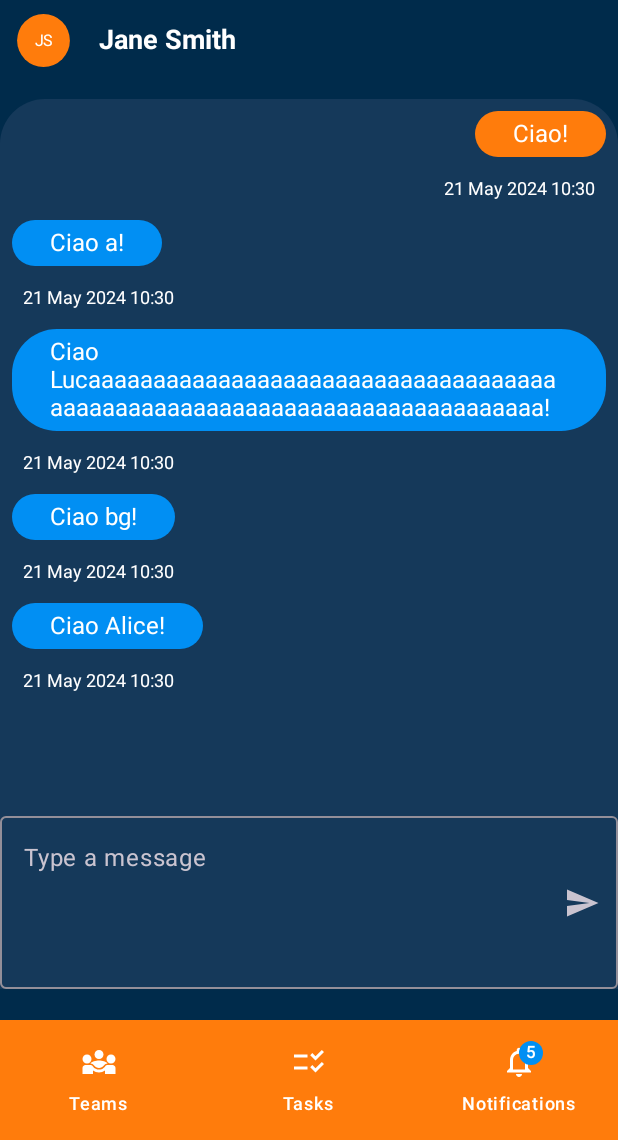
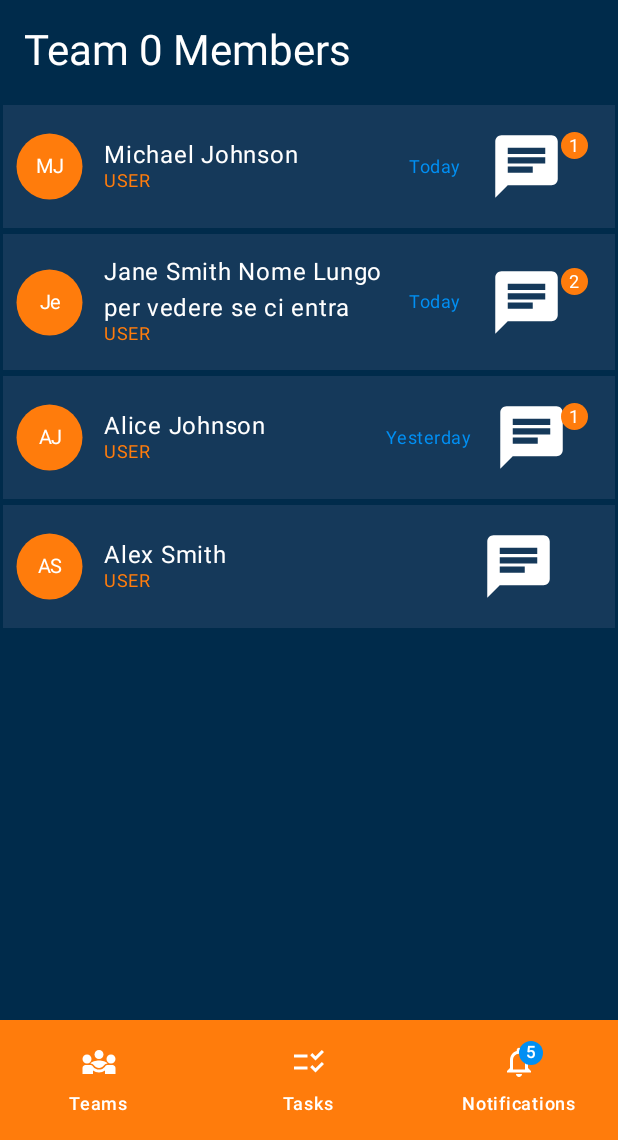
Before and after one commit to GaetanoRoberto/Uniteam-MobileApp, an Android app built with Jetpack Compose: the screen it shows after launch (MainActivity), on a phone screen of 412 x 824 dp, the part 96-1236 px from its top. Run offline under Robolectric (Android 15) with nearby library versions, the phone set to English and light mode, and no system bars.

Commit message:
Changes and ChatListScreen

```diff
--- a/app/src/main/java/it/polito/uniteam/MainActivity.kt
+++ b/app/src/main/java/it/polito/uniteam/MainActivity.kt
@@ -78,6 +78,7 @@ import androidx.navigation.compose.rememberNavController
 import it.polito.uniteam.gui.calendar.Calendar
 import it.polito.uniteam.gui.calendar.CalendarAppContainer
 import it.polito.uniteam.gui.chat.ChatScreen
+import it.polito.uniteam.gui.chatlist.ChatListScreen
 //import it.polito.uniteam.gui.chat.ChatScreen
 import it.polito.uniteam.gui.notifications.Notifications
 import it.polito.uniteam.gui.showtaskdetails.EditTaskView
@@ -219,7 +220,7 @@ class MainActivity : ComponentActivity() {
                                             // In your main activity or main screen composable
                                             NavHost(
                                                 navController = navController,
-                                                startDestination = "Chat"
+                                                startDestination = "ChatList"
                                             ) {
                                                 // Define destinations for your screens
                                                 composable("Teams") {
@@ -252,6 +253,13 @@ class MainActivity : ComponentActivity() {
                                                 }
                                                 composable("Chat") {
                                                     ChatScreen(
+                                                        vm = viewModel(
+                                                            factory = Factory(LocalContext.current)
+                                                        )
+                                                    )
+                                                }
+                                                composable("ChatList") {
+                                                    ChatListScreen(
                                                         vm = viewModel(
                                                             factory = Factory(LocalContext.current)
                                                         )
--- a/app/src/main/java/it/polito/uniteam/UniTeamApplication.kt
+++ b/app/src/main/java/it/polito/uniteam/UniTeamApplication.kt
@@ -7,6 +7,7 @@ import androidx.lifecycle.ViewModelProvider
 import it.polito.uniteam.UniTeamModel
 import it.polito.uniteam.gui.calendar.Calendar
 import it.polito.uniteam.gui.chat.ChatViewModel
+import it.polito.uniteam.gui.chatlist.ChatListViewModel
 import it.polito.uniteam.gui.notifications.NotificationsViewModel
 //import it.polito.uniteam.gui.chat.ChatViewModel
 import it.polito.uniteam.gui.showtaskdetails.taskDetails
@@ -23,7 +24,8 @@ class Factory(context: Context): ViewModelProvider.Factory {
         TaskList::class.java,
         UserProfileScreen::class.java,
         NotificationsViewModel::class.java,
-        ChatViewModel::class.java
+        ChatViewModel::class.java,
+        ChatListViewModel::class.java
     )
     override fun <T : ViewModel> create(modelClass: Class<T>): T {
         for (viewModelClass in viewModelClasses) {
--- a/app/src/main/java/it/polito/uniteam/classes/DummyData.kt
+++ b/app/src/main/java/it/polito/uniteam/classes/DummyData.kt
@@ -7,25 +7,17 @@ import java.time.LocalDate
 import java.time.temporal.TemporalAdjusters
 
 object DummyDataProvider {
-    private var tempId: Int = 0
-    private fun getId(): Int {
-        return ++tempId
-    }
+    private var memberId: Int = 0
+    private var taskId: Int = 0
     private var teamId: Int = 0
-
-    /*
-        val directChat = Chat(
-            id = 123456,
-            sender = UniTeamModel().loggedMember!!,
-            receiver = UniTeamModel().getMemberById(2).first,
-            messages = listOf(
-                Message(1,1, "Ciao!"),
-                Message(2,2, "Ciao Alice!")
-            )
-        )*/
+    private var chatId: Int = 0
+    private var historyId: Int = 0
+    private var messageId: Int = 0
+    private var fileId: Int = 0
+    private var commentId: Int = 0
 
     val member1 = Member().apply {
-        id = getId()
+        id = ++memberId
         fullName = "John Doe"
         username = "johndoe"
         email = "john@example.com"
@@ -43,8 +35,8 @@ object DummyDataProvider {
     }
 
     val member2 = Member().apply {
-        id = getId()
-        fullName = "Jane Smith"
+        id = ++memberId
+        fullName = "Jane Smith Nome Lungo per vedere se ci entra"
         username = "janesmith"
         email = "jane@example.com"
         location = "San Francisco"
@@ -61,7 +53,7 @@ object DummyDataProvider {
     }
 
     val member3 = Member().apply {
-        id = getId()
+        id = ++memberId
         fullName = "Alice Johnson"
         username = "alicejohnson"
         email = "alice@example.com"
@@ -79,7 +71,7 @@ object DummyDataProvider {
     }
 
     val member4 = Member().apply {
-        id = getId()
+        id = ++memberId
         fullName = "Michael Johnson"
         username = "michaelj"
         email = "michael@example.com"
@@ -97,7 +89,7 @@ object DummyDataProvider {
     }
 
     val member5 = Member().apply {
-        id = getId()
+        id = ++memberId
         fullName = "Emily Brown"
         username = "emilyb"
         email = "emily@example.com"
@@ -115,7 +107,7 @@ object DummyDataProvider {
     }
 
     val member6 = Member().apply {
-        id = getId()
+        id = ++memberId
         fullName = "Alex Smith"
         username = "alexsmith"
         email = "alex@example.com"
@@ -135,23 +127,11 @@ object DummyDataProvider {
     fun getMembers(): List<Member> {
         return listOf(member1, member2, member3, member4, member5, member6)
     }
-/*
-    private fun getChat(member1: Member, member2: Member): Chat {
-        val chat = Chat()
-        chat.id = getId()
-        chat.sender = member1
-        chat.receiver = member2
-        val m = Message()
-        m.id = getId()
-        m.message = member1.hashCode().toString() + member2.hashCode().toString()
-        chat.messages = listOf(m)
-        return chat
-    }
-*/
+
     private fun getTasks(member1: Member, member2: Member, member3: Member): List<Task> {
         return listOf(
             Task().apply {
-                id = getId()
+                id = ++taskId
                 name = "Task1"
                 description = "Description1"
                 category = Category.MEETING
@@ -166,7 +146,7 @@ object DummyDataProvider {
                 schedules = hashMapOf(getDate(DayOfWeek.TUESDAY) to Pair(5, 0))
             },
             Task().apply {
-                id = getId()
+                id = ++taskId
                 name = "Task2"
                 description = "Description2"
                 category = Category.PROGRAMMING
@@ -181,7 +161,7 @@ object DummyDataProvider {
                 schedules = hashMapOf(getDate(DayOfWeek.WEDNESDAY) to Pair(4, 0))
             },
             Task().apply {
-                id = getId()
+                id =++taskId
                 name = "Task3"
                 description = "Description3"
                 category = Category.DESIGN
@@ -201,14 +181,14 @@ object DummyDataProvider {
     private fun getComments(member1: Member, member2: Member): List<Comment> {
         return listOf(
             Comment(
-                id = getId() ,
+                id =++commentId,
                 user = member1,
                 commentValue = "Great job!",
                 date = LocalDate.now().toString(),
                 hour = "10:00 AM"
             ),
             Comment(
-                id = getId() ,
+                id = ++commentId,
                 user = member2,
                 commentValue = "Thanks!",
                 date = LocalDate.now().toString(),
@@ -221,13 +201,13 @@ object DummyDataProvider {
         if (isTeamHistory) {
             return listOf(
                 History(
-                    id = getId(),
+                    id = ++historyId,
                     comment = "Task created successfully",
                     date = LocalDate.now().toString(),
                     user = member
                 ),
                 History(
-                    id = getId(),
+                    id =  ++historyId,
                     comment = "${member5.username} joined the team",
                     date = LocalDate.now().toString(),
                     user = member
@@ -236,13 +216,13 @@ object DummyDataProvider {
         } else {
             return listOf(
                 History(
-                    id = getId(),
+                    id =  ++historyId,
                     comment = "Task completed successfully",
                     date = LocalDate.now().toString(),
                     user = member
                 ),
                 History(
-                    id = getId(),
+                    id = ++historyId,
                     comment = "Task assigned to team member",
                     date = LocalDate.now().toString(),
                     user = member
@@ -254,14 +234,14 @@ object DummyDataProvider {
     private fun getFiles(member: Member): List<File> {
         return listOf(
             File(
-                id = getId(),
+                id =++fileId,
                 user = member,
                 filename = "Report.pdf",
                 date = LocalDate.now().toString(),
                 uri = Uri.EMPTY
             ),
             File(
-                id = getId(),
+                id = ++fileId,
                 user = member,
                 filename = "Presentation.pptx",
                 date = LocalDate.now().toString(),
@@ -287,7 +267,7 @@ object DummyDataProvider {
                 description = "Description for Team $i",
                 image = Uri.EMPTY,
                 creationDate = LocalDate.now(),
-                members = members.shuffled().take(3).toMutableList(),
+                members = members.shuffled().take(5).toMutableList(),
                 tasks = tasks.toMutableList(),
                 teamHistory = getHistory(members[i],isTeamHistory = true),
                 chat = null
@@ -296,14 +276,14 @@ object DummyDataProvider {
         }
         return teams
     }
+
     private fun getDate(day: DayOfWeek): LocalDate {
         return LocalDate.now().with(TemporalAdjusters.nextOrSame(day))
     }
-
     fun getTasksToAssign(): List<Task> {
         return listOf(
             Task().apply {
-                id = getId()
+                id = 1
                 name = "Task1"
                 description = "Description1"
                 category = Category.MEETING
@@ -318,7 +298,7 @@ object DummyDataProvider {
                 schedules = hashMapOf(getDate(DayOfWeek.TUESDAY) to Pair(5,0))
             },
             Task().apply {
-                id = getId()
+                id = 2
                 name = "Task2"
                 description = "Description2"
                 category = Category.PROGRAMMING
@@ -333,7 +313,7 @@ object DummyDataProvider {
                 schedules = hashMapOf(getDate(DayOfWeek.WEDNESDAY) to Pair(4,0))
             },
             Task().apply {
-                id = getId()
+                id = 3
                 name = "Task3"
                 description = "Description3"
                 category = Category.DESIGN
@@ -348,7 +328,7 @@ object DummyDataProvider {
                 schedules = hashMapOf(getDate(DayOfWeek.FRIDAY) to Pair(3,0))
             },
             Task().apply {
-                id = getId()
+                id = 4
                 name = "Task4"
                 description = "Description1"
                 category = Category.MEETING
@@ -362,7 +342,7 @@ object DummyDataProvider {
                 members = listOf(member1, member2)
             },
             Task().apply {
-                id = getId()
+                id = 5
                 name = "Task5"
                 description = "Description2"
                 category = Category.PROGRAMMING
@@ -376,7 +356,7 @@ object DummyDataProvider {
                 members = listOf(member3, member4)
             },
             Task().apply {
-                id = getId()
+                id = 6
                 name = "Task6"
                 description = "Description3"
                 category = Category.DESIGN
@@ -395,7 +375,7 @@ object DummyDataProvider {
     fun getScheduledTasks(): List<Task> {
         return listOf(
             Task().apply {
-                id = getId()
+                id =1
                 name = "Task1"
                 description = "Description1"
                 category = Category.MEETING
@@ -410,7 +390,7 @@ object DummyDataProvider {
                 schedules = hashMapOf(getDate(DayOfWeek.TUESDAY) to Pair(5,0))
             },
             Task().apply {
-                id = getId()
+                id = 2
                 name = "Task2"
                 description = "Description2"
                 category = Category.PROGRAMMING
@@ -425,7 +405,7 @@ object DummyDataProvider {
                 schedules = hashMapOf(getDate(DayOfWeek.WEDNESDAY) to Pair(4,0))
             },
             Task().apply {
-                id = getId()
+                id =3
                 name = "Task3"
                 description = "Description3"
                 category = Category.DESIGN
--- /dev/null
+++ b/app/src/main/java/it/polito/uniteam/gui/chatlist/ChatList.kt
@@ -0,0 +1,178 @@
+package it.polito.uniteam.gui.chatlist
+
+import androidx.compose.foundation.layout.Column
+import androidx.compose.foundation.layout.fillMaxSize
+import androidx.compose.ui.platform.LocalContext
+import androidx.lifecycle.viewmodel.compose.viewModel
+import it.polito.uniteam.Factory
+import it.polito.uniteam.gui.chat.ChatViewModel
+
+import android.annotation.SuppressLint
+import androidx.compose.foundation.background
+import androidx.compose.foundation.border
+import androidx.compose.foundation.clickable
+import androidx.compose.foundation.interaction.MutableInteractionSource
+import androidx.compose.foundation.layout.*
+import androidx.compose.foundation.lazy.LazyColumn
+import androidx.compose.foundation.lazy.LazyRow
+import androidx.compose.foundation.lazy.items
+import androidx.compose.foundation.shape.CircleShape
+import androidx.compose.foundation.shape.RoundedCornerShape
+import androidx.compose.material.TopAppBar
+import androidx.compose.material.icons.Icons
+import androidx.compose.material.icons.filled.Add
+import androidx.compose.material.icons.filled.Chat
+import androidx.compose.material.icons.filled.ChatBubble
+import androidx.compose.material.icons.filled.Done
+import androidx.compose.material3.Divider
+import androidx.compose.material3.FilterChipDefaults
+import androidx.compose.material3.Icon
+import androidx.compose.material3.IconButton
+import androidx.compose.material3.MaterialTheme
+import androidx.compose.material3.Text
+import androidx.compose.runtime.Composable
+import androidx.compose.ui.Alignment
+import androidx.compose.ui.Alignment.Companion.CenterHorizontally
+import androidx.compose.ui.Alignment.Companion.TopCenter
+import androidx.compose.ui.Modifier
+import androidx.compose.ui.composed
+import androidx.compose.ui.draw.scale
+import androidx.compose.ui.graphics.Color
+import androidx.compose.ui.platform.LocalConfiguration
+import androidx.compose.ui.text.style.TextAlign
+
+import androidx.compose.ui.unit.dp
+import androidx.compose.ui.unit.sp
+import androidx.media3.extractor.MpegAudioUtil.Header
+
+import it.polito.uniteam.classes.Member
+import it.polito.uniteam.classes.MemberIcon
+import it.polito.uniteam.classes.messageStatus
+import java.time.LocalDate
+import java.time.LocalDateTime
+import java.time.format.DateTimeFormatter
+import java.time.temporal.ChronoUnit
+
+@Composable
+fun ChatListScreen( vm : ChatListViewModel = viewModel(factory = Factory(LocalContext.current))) {
+    Column(modifier = Modifier.fillMaxSize()) {
+        ListHeader(vm = vm)
+        UserList(vm = vm)
+    }
+}
+
+@Composable
+fun ListHeader(vm : ChatListViewModel ) {
+    Column(
+        modifier = Modifier
+            .fillMaxWidth()
+            .background(MaterialTheme.colorScheme.background)
+            .padding(16.dp)
+    ) {
+        Text(
+            text = "${vm.getTeam(1).name} Members",
+            style = MaterialTheme.typography.headlineMedium,
+            color = Color.White
+        )
+    }
+}
+@Composable
+fun UserList(vm : ChatListViewModel) {
+    //TODO: implement sorting
+    //order by last message
+    /*val members = vm.getMembers().sortedByDescending { member ->
+        //member.messages.maxOfOrNull { it.creationDate } ?: LocalDateTime.MIN
+        vm.messages.filter { it.senderId == member.id }.maxOfOrNull { it.creationDate } ?: LocalDateTime.MIN
+    }*/
+
+   /* Text( // PER CONTROLLARE ORDINE
+        text = "Members: ${vm.getMembers().joinToString(", ") { it.id.toString() }}",
+        style = MaterialTheme.typography.bodyMedium,
+        color = Color.White
+    )*/
+    LazyColumn {
+        items( vm.getMembers().filter { member -> member != vm.loggedMember  }) { user ->
+            UserItem(member = user,vm = vm)
+        }
+    }
+}
+@Composable
+fun UserItem(member: Member,vm : ChatListViewModel) {
+    Row(
+        modifier = Modifier
+            .fillMaxWidth()
+            .padding(2.dp)// LEVA SE VUOI UNIRE LE RIGHE
+            .background(MaterialTheme.colorScheme.secondary)
+            .clickable { /*TODO*/ }
+            .padding(16.dp)
+            //.height((LocalConfiguration.current.screenHeightDp * 0.2).dp)
+        ,
+        verticalAlignment = Alignment.CenterVertically
+    ) {
+        MemberIcon(modifierScale= Modifier.scale(1f), modifierPadding = Modifier.padding(4.dp, 0.dp, 15.dp, 0.dp),member = member )
+        Spacer(modifier = Modifier.width(10.dp))
+        Column(
+            modifier = Modifier.weight(0.7f)
+        ) {
+            Text(text = member.fullName, style = MaterialTheme.typography.bodyLarge)
+            Text(text = member.permissionrole.toString(), style = MaterialTheme.typography.bodySmall, color = MaterialTheme.colorScheme.primary)
+        }
+        Column (modifier = Modifier){
+            val recentMessageDate = vm.messages
+                .filter { it.senderId == member.id }
+                .maxOfOrNull { it.creationDate }
+
+            recentMessageDate?.let {
+                Text(
+                    textAlign = TextAlign.Center,
+                    text = formatMessageDate(it),
+                    style = MaterialTheme.typography.bodySmall,
+                    color = MaterialTheme.colorScheme.onPrimaryContainer// Color.Gray
+                )
+            }
+        }
+        Box(
+            modifier = Modifier
+                .weight(0.3f)
+                .size(50.dp)
+                .clickable { /*TODO onChatClick()*/ }
+        ) {
+            Icon(
+                imageVector = Icons.Filled.Chat,
+                contentDescription = "Chat",
+                modifier = Modifier
+                    .fillMaxSize()
+            )
+            val unreadCount = vm.getUnreadMessagesCount(member.id)//vm.chat.messages.filter { it.status == messageStatus.UNREAD && it.senderId == member.id}.size
+            if (unreadCount > 0) {
+                Box(
+                    modifier = Modifier
+                        .align(Alignment.TopEnd)
+                        .padding(2.dp)
+                        .size(18.dp)
+                        .background(MaterialTheme.colorScheme.primary, CircleShape),
+                    contentAlignment = Alignment.Center
+                ) {
+                    Text(
+                        text = unreadCount.toString(),
+                        style = MaterialTheme.typography.bodySmall,
+                        color = MaterialTheme.colorScheme.onPrimary
+                    )
+                }
+            }
+        }
+
+
+    }
+}
+fun formatMessageDate(dateTime: LocalDateTime): String {
+    val today = LocalDate.now()
+    val messageDate = dateTime.toLocalDate()
+
+    return when {
+        ChronoUnit.DAYS.between(messageDate, today) == 0L -> "Today"
+        ChronoUnit.DAYS.between(messageDate, today) == 1L -> "Yesterday"
+        //ChronoUnit.MINUTES.between(messageDate, today) == 1L -> "Now"
+        else -> dateTime.format(DateTimeFormatter.ofPattern("dd MMM yyyy"))
+    }
+}
--- /dev/null
+++ b/app/src/main/java/it/polito/uniteam/gui/chatlist/ChatListViewModel.kt
@@ -0,0 +1,36 @@
+package it.polito.uniteam.gui.chatlist
+
+import androidx.compose.runtime.mutableStateListOf
+import androidx.lifecycle.ViewModel
+import it.polito.uniteam.UniTeamModel
+import it.polito.uniteam.classes.Chat
+import it.polito.uniteam.classes.Message
+import it.polito.uniteam.classes.messageStatus
+import java.time.LocalDateTime
+
+class ChatListViewModel(val model: UniTeamModel) : ViewModel() {
+    val loggedMember = model.loggedMember
+    fun getTeam(teamId: Int) = model.getTeam(teamId)
+    fun getMembers() = getTeam(1).members
+
+    val messages = mutableStateListOf<Message>(
+        Message(1, 1, "Ciao!", LocalDateTime.now(), status = messageStatus.UNREAD),
+        Message(2, 3, "Ciao a!", LocalDateTime.now().minusDays(1), status = messageStatus.UNREAD),
+        Message(3, 2, "Ciao Lucaaaaaaaaaaaaaaaaaaaaaaaaaaaaaaaaaaaaaaaaaaaaaaaaaaaaaaaaaaaaaaaaaaaaaaaaaa!", LocalDateTime.now(), status = messageStatus.UNREAD),
+        Message(4, 5, "Ciao bg!", LocalDateTime.now().minusDays(3), status = messageStatus.UNREAD),
+        Message(5, 2, "Ciao Alice!", LocalDateTime.now(), status = messageStatus.UNREAD),
+        Message(6, 4, "Ciao s!", LocalDateTime.now(), status = messageStatus.UNREAD)
+
+    )
+    //senderId 2 => Jane Smith (member2), senderId 5 => Alice Jonson (member5)
+    val chat = Chat(
+        id = 123456,
+        sender = model.loggedMember!!,
+        receiver = model.getMemberById(2).first,
+        messages = messages,
+        // teamId = 2
+    )
+    fun getUnreadMessagesCount(memberId: Int): Int {
+        return messages.count { it.senderId == memberId && it.status == messageStatus.UNREAD }
+    }
+}
```
